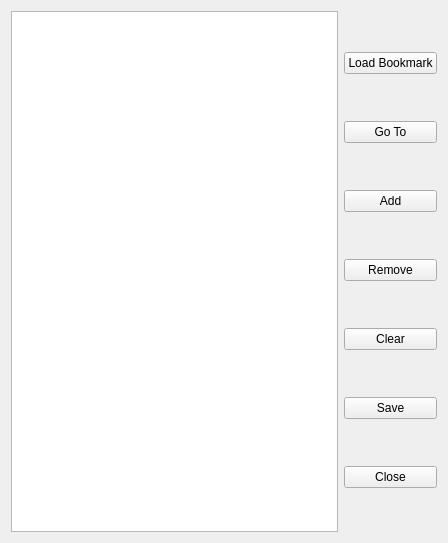
Old version of the form vsedit/src/bookmark_manager/bookmark_manager_dialog.ui in the repository AkarinVS/vapoursynth-editor-2.
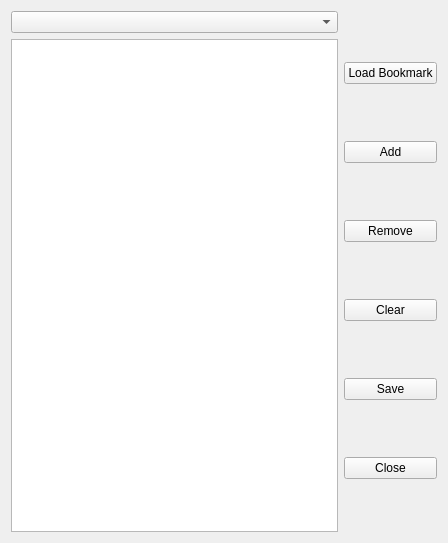
New version of the form.

Commit message: - New detachable multi tab UI - Script window can be detached from preview window - Bookmark manager intergrated with multi tab support - Timeline navigation integrated with multi tab support - A tab widget subclass with a hook in between tab change - A collapsable widget for log window - Transferred most menu functions to new UI

```diff
--- a/vsedit/src/bookmark_manager/bookmark_manager_dialog.ui
+++ b/vsedit/src/bookmark_manager/bookmark_manager_dialog.ui
@@ -15,6 +15,11 @@
   </property>
   <layout class="QHBoxLayout" name="horizontalLayout">
    <item>
+    <layout class="QVBoxLayout" name="verticalLayout_2">
+     <item>
+      <widget class="QComboBox" name="scriptSelectComboBox"/>
+     </item>
+     <item>
     <widget class="QTableView" name="bookmarkTableView">
      <property name="alternatingRowColors">
       <bool>true</bool>
@@ -27,6 +32,8 @@
      </property>
     </widget>
    </item>
+    </layout>
+   </item>
    <item>
     <layout class="QVBoxLayout" name="verticalLayout">
      <property name="sizeConstraint">
@@ -42,16 +49,6 @@
        </property>
       </widget>
      </item>
-     <item>
-      <widget class="QPushButton" name="gotoButton">
-       <property name="text">
-        <string>Go To</string>
-       </property>
-       <property name="autoDefault">
-        <bool>false</bool>
-       </property>
-      </widget>
-     </item>
      <item>
       <widget class="QPushButton" name="addButton">
        <property name="text">
```
Left out of the diff: 6 changed lines with no effect on the pictures. Lines whose indentation alone changed are shown as unchanged. The commit also changes 44 other files.
